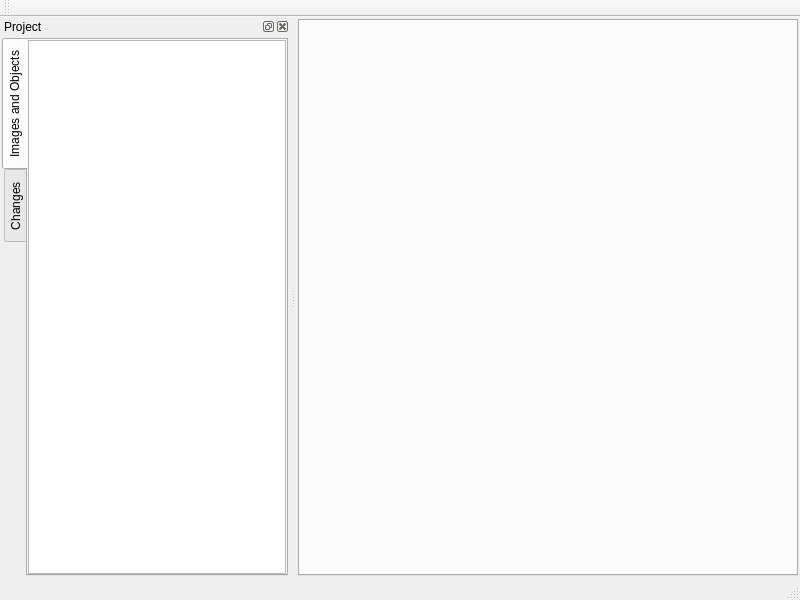
This is CDTStudio/mainwindow.ui in chenguanzhou/CDTStudio as Qt 5 draws it before an edit. The edited form follows.
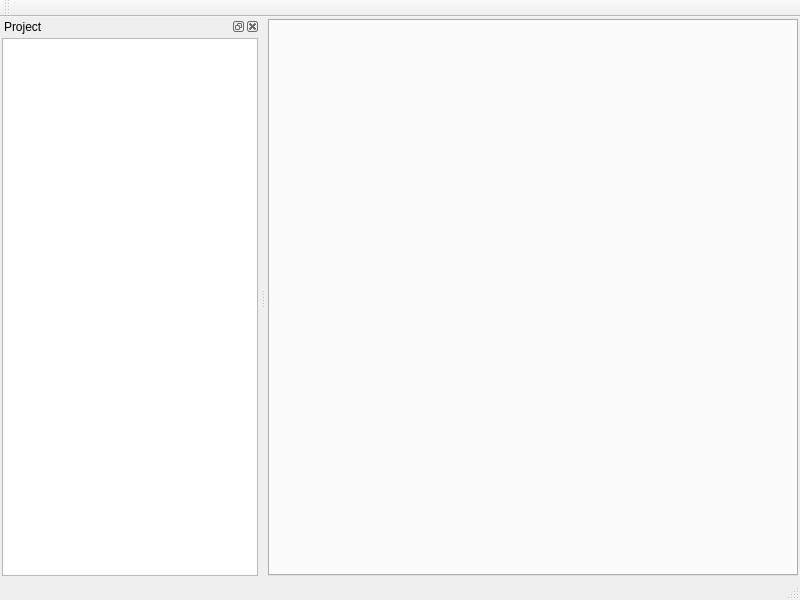
This is the edited form. Custom widgets are drawn as their Qt base class.

What changed in the file:
```diff
--- a/CDTStudio/mainwindow.ui
+++ b/CDTStudio/mainwindow.ui
@@ -100,34 +100,6 @@
       <number>2</number>
      </property>
      <item>
-      <widget class="QTabWidget" name="tabWidget">
-       <property name="tabPosition">
-        <enum>QTabWidget::West</enum>
-       </property>
-       <property name="currentIndex">
-        <number>0</number>
-       </property>
-       <widget class="QWidget" name="tab">
-        <attribute name="title">
-         <string>Images and Objects</string>
-        </attribute>
-        <layout class="QHBoxLayout" name="horizontalLayout">
-         <property name="spacing">
-          <number>0</number>
-         </property>
-         <property name="leftMargin">
-          <number>0</number>
-         </property>
-         <property name="topMargin">
-          <number>0</number>
-         </property>
-         <property name="rightMargin">
-          <number>0</number>
-         </property>
-         <property name="bottomMargin">
-          <number>0</number>
-         </property>
-         <item>
           <widget class="QTreeView" name="treeViewObjects">
            <property name="contextMenuPolicy">
             <enum>Qt::CustomContextMenu</enum>
@@ -138,44 +110,12 @@
            <property name="showDropIndicator" stdset="0">
             <bool>false</bool>
            </property>
-           <property name="indentation">
-            <number>10</number>
-           </property>
            <property name="animated">
             <bool>true</bool>
            </property>
            <property name="headerHidden">
             <bool>true</bool>
            </property>
-          </widget>
-         </item>
-        </layout>
-       </widget>
-       <widget class="QWidget" name="tab_2">
-        <attribute name="title">
-         <string>Changes</string>
-        </attribute>
-        <layout class="QHBoxLayout" name="horizontalLayout_2">
-         <property name="spacing">
-          <number>0</number>
-         </property>
-         <property name="leftMargin">
-          <number>0</number>
-         </property>
-         <property name="topMargin">
-          <number>0</number>
-         </property>
-         <property name="rightMargin">
-          <number>0</number>
-         </property>
-         <property name="bottomMargin">
-          <number>0</number>
-         </property>
-         <item>
-          <widget class="QTreeView" name="treeViewChanges"/>
-         </item>
-        </layout>
-       </widget>
       </widget>
      </item>
     </layout>
```
Lines whose indentation alone changed are shown as unchanged.
